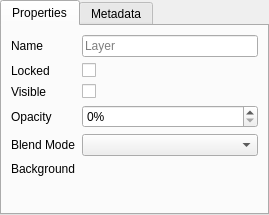
Old version of the form src/ui/widgets/layer_properties_widget.ui in the repository mbasaglia/PixelCayman.
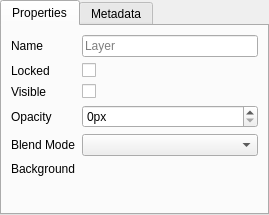
New version of the form. Custom widgets are drawn as their Qt base class.

Commit message: Apply changes from the layer properties dialog

The edit to the form file:
```diff
--- a/src/ui/widgets/layer_properties_widget.ui
+++ b/src/ui/widgets/layer_properties_widget.ui
@@ -82,19 +82,6 @@
          </property>
         </widget>
        </item>
-       <item row="3" column="1">
-        <widget class="QDoubleSpinBox" name="spin_opacity">
-         <property name="suffix">
-          <string>%</string>
-         </property>
-         <property name="decimals">
-          <number>0</number>
-         </property>
-         <property name="maximum">
-          <double>100.000000000000000</double>
-         </property>
-        </widget>
-       </item>
        <item row="4" column="0">
         <widget class="QLabel" name="label_3">
          <property name="text">
@@ -119,6 +106,16 @@
          </property>
         </widget>
        </item>
+       <item row="3" column="1">
+        <widget class="QSpinBox" name="spin_opacity">
+         <property name="suffix">
+          <string>px</string>
+         </property>
+         <property name="maximum">
+          <number>100</number>
+         </property>
+        </widget>
+       </item>
       </layout>
      </widget>
      <widget class="QWidget" name="tab_2">
```
The commit also changes 5 other files.
